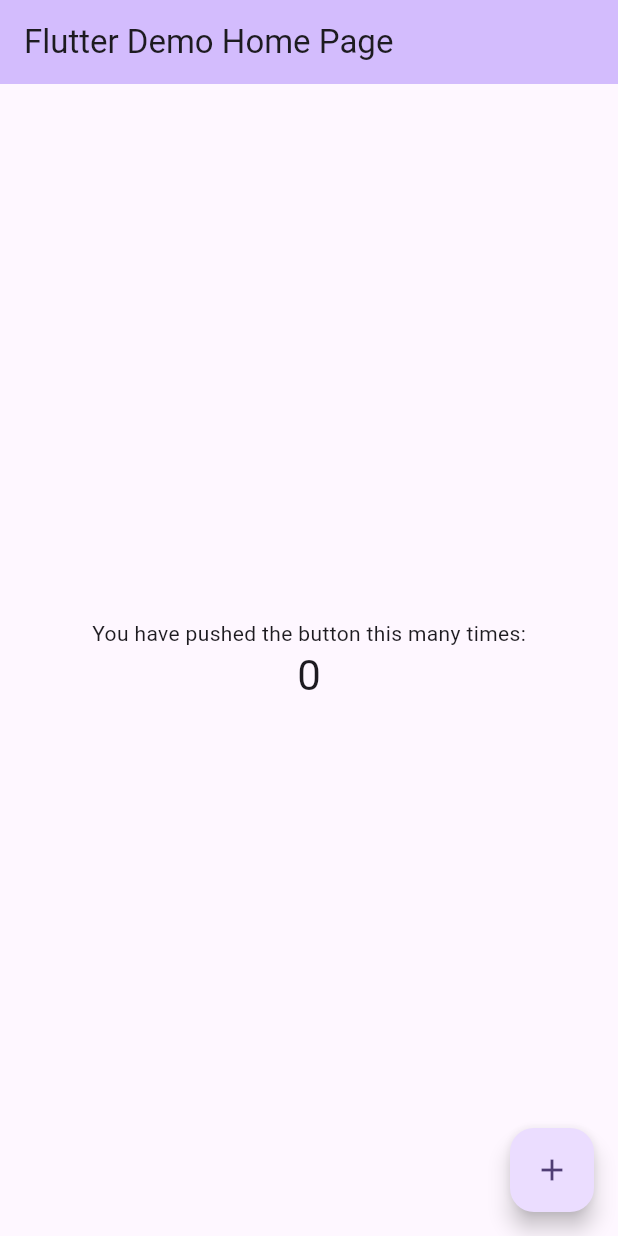
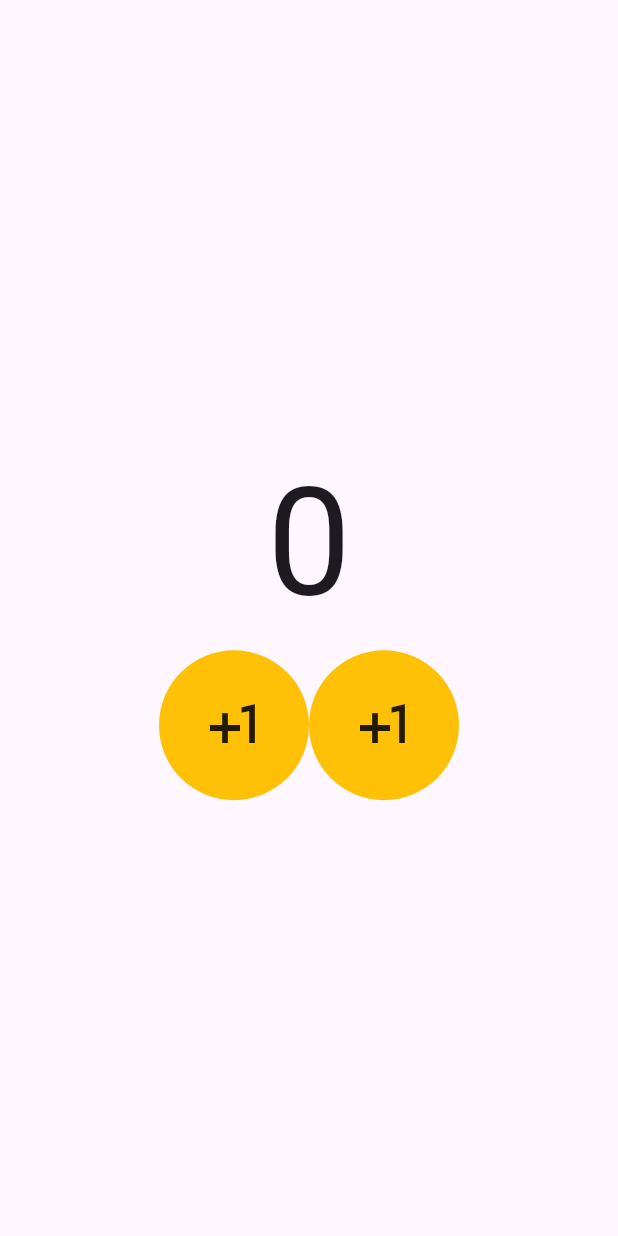
Before and after one commit to joohyelim1208/flutter-practice-1, a Flutter app: the screen it shows after launch, on a phone screen of 412 x 824 dp. Run offline on Flutter 3.47's test engine with Material 3 defaults, Android fonts, the phone set to English and light mode, and no system bars.

```diff
--- a/lib/main.dart
+++ b/lib/main.dart
@@ -1,121 +1,71 @@
 import 'package:flutter/material.dart';
+import 'package:flutter_practice_1/plus_one.dart';
 
+// stsateful widget을 배워보자
+// 깃 브랜치로 이전 파일들 push 하고 새로 시작
+// 숫자를 올리고 내리는 앱을 만들어보자
 void main() {
-  runApp(const MyApp());
+  runApp(MyApp());
 }
 
 class MyApp extends StatelessWidget {
-  const MyApp({super.key});
-
-  // This widget is the root of your application.
   @override
   Widget build(BuildContext context) {
     return MaterialApp(
-      title: 'Flutter Demo',
-      theme: ThemeData(
-        // This is the theme of your application.
-        //
-        // TRY THIS: Try running your application with "flutter run". You'll see
-        // the application has a purple toolbar. Then, without quitting the app,
-        // try changing the seedColor in the colorScheme below to Colors.green
-        // and then invoke "hot reload" (save your changes or press the "hot
-        // reload" button in a Flutter-supported IDE, or press "r" if you used
-        // the command line to start the app).
-        //
-        // Notice that the counter didn't reset back to zero; the application
-        // state is not lost during the reload. To reset the state, use hot
-        // restart instead.
-        //
-        // This works for code too, not just values: Most code changes can be
-        // tested with just a hot reload.
-        colorScheme: .fromSeed(seedColor: Colors.deepPurple),
-      ),
-      home: const MyHomePage(title: 'Flutter Demo Home Page'),
+      //
+      home: HomePage(),
     );
   }
 }
 
-class MyHomePage extends StatefulWidget {
-  const MyHomePage({super.key, required this.title});
-
-  // This widget is the home page of your application. It is stateful, meaning
-  // that it has a State object (defined below) that contains fields that affect
-  // how it looks.
-
-  // This class is the configuration for the state. It holds the values (in this
-  // case the title) provided by the parent (in this case the App widget) and
-  // used by the build method of the State. Fields in a Widget subclass are
-  // always marked "final".
-
-  final String title;
-
+// 4)StatelessWidget 이면 화면이 안바뀜
+class HomePage extends StatefulWidget {
   @override
-  State<MyHomePage> createState() => _MyHomePageState();
+  State<HomePage> createState() => _HomePageState();
 }
 
-class _MyHomePageState extends State<MyHomePage> {
-  int _counter = 0;
-
-  void _incrementCounter() {
-    setState(() {
-      // This call to setState tells the Flutter framework that something has
-      // changed in this State, which causes it to rerun the build method below
-      // so that the display can reflect the updated values. If we changed
-      // _counter without calling setState(), then the build method would not be
-      // called again, and so nothing would appear to happen.
-      _counter++;
-    });
+class _HomePageState extends State<HomePage> {
+  // 2)버튼을 누르면 숫자가 올라가게 하기. 변수값을 주고
+  int number = 0;
+  // 변수 타입, 변수명으로 넘겨줌
+  // void Function() plusNumber = () {}
+  // 위 문법이랑 같음!
+  // 함수를 변수처럼 파라미터로 전달 가능하다!!
+  void plusNumber() {
+    number++;
+    setState(() {});
   }
 
   @override
-  Widget build(BuildContext context) {
-    // This method is rerun every time setState is called, for instance as done
-    // by the _incrementCounter method above.
-    //
-    // The Flutter framework has been optimized to make rerunning build methods
-    // fast, so that you can just rebuild anything that needs updating rather
-    // than having to individually change instances of widgets.
+  Widget build(Object context) {
+    // 6) 한번만 됨
+    print("build 메서드 호출됨");
     return Scaffold(
-      appBar: AppBar(
-        // TRY THIS: Try changing the color here to a specific color (to
-        // Colors.amber, perhaps?) and trigger a hot reload to see the AppBar
-        // change color while the other colors stay the same.
-        backgroundColor: Theme.of(context).colorScheme.inversePrimary,
-        // Here we take the value from the MyHomePage object that was created by
-        // the App.build method, and use it to set our appbar title.
-        title: Text(widget.title),
-      ),
-      body: Center(
-        // Center is a layout widget. It takes a single child and positions it
-        // in the middle of the parent.
-        child: Column(
-          // Column is also a layout widget. It takes a list of children and
-          // arranges them vertically. By default, it sizes itself to fit its
-          // children horizontally, and tries to be as tall as its parent.
-          //
-          // Column has various properties to control how it sizes itself and
-          // how it positions its children. Here we use mainAxisAlignment to
-          // center the children vertically; the main axis here is the vertical
-          // axis because Columns are vertical (the cross axis would be
-          // horizontal).
-          //
-          // TRY THIS: Invoke "debug painting" (choose the "Toggle Debug Paint"
-          // action in the IDE, or press "p" in the console), to see the
-          // wireframe for each widget.
-          mainAxisAlignment: .center,
-          children: [
-            const Text('You have pushed the button this many times:'),
-            Text(
-              '$_counter',
-              style: Theme.of(context).textTheme.headlineMedium,
-            ),
-          ],
-        ),
-      ),
-      floatingActionButton: FloatingActionButton(
-        onPressed: _incrementCounter,
-        tooltip: 'Increment',
-        child: const Icon(Icons.add),
+      body: Column(
+        mainAxisAlignment: MainAxisAlignment.center,
+        children: [
+          // 위에 변수주고 꼭 변수명 가져오기!!!
+          Text("$number", style: TextStyle(fontSize: 100)),
+          Row(
+            mainAxisAlignment: MainAxisAlignment.center,
+            children: [
+              // 1)컨테이너를 위젯으로 감싸줌 버튼만들기
+              // 8) GestureDetector 위젯으로 만들고 파일로 빼줌!
+              // 10) plusClick가져옴
+              PlusOne(plusClick: plusNumber),
+              PlusOne(plusClick: plusNumber),
+              // 12) 복붙
+              /*
+              PlusOne(
+                plusClick: () {
+                  number++;
+                  setState(() {});
+                },
+              ),
+              */
+            ],
+          ),
+        ],
       ),
     );
   }
--- /dev/null
+++ b/lib/plus_one.dart
@@ -0,0 +1,41 @@
+import 'package:flutter/material.dart';
+// 변수는 홈페이지에서
+// 함수는 여기에서! 관리
+
+class PlusOne extends StatelessWidget {
+  // 앞에 const를 꼭 지워줘야!!!! 실행이 됨
+  PlusOne({super.key, required this.plusClick});
+
+  // 9) 셋스테이트 위젯에 있는걸 가져와도 아무런 변화가 없음!
+  // GestureDetector 마우스 올려보면 어떤 함수를 쓸 수 있는지 확인
+  // 함수도 변수처럼 사용이 가능하다. void Function()타입 을 써서 위에 생성자 쓰기
+  void Function() plusClick;
+
+  @override
+  Widget build(BuildContext context) {
+    return GestureDetector(
+      onTap: () {
+        // 11) 함수타입을 실행하려면 ()붙여줌. 함수를 전달해서 실행한 것.
+        plusClick();
+        /*
+        print("플러스1");
+        // 3)넘버가 1씩 증가했으면 할 때
+
+        number = number + 1;
+        print(number);
+        // 5) 이걸 써줘야 숫자가 올라가는게 보여서작동된다!!!!
+        // 7) 상태값이 바꼈으니 다시 그려달라고 하는것 build메서드에 있는걸 전부 위에서부터 다시 그림
+        //    플러터 프레임워크에 build메서드 다시 호출해서 그림을 다시 그리라고 명령하는 함수!
+        setState(() {});
+        */
+      },
+
+      child: Container(
+        width: 100,
+        height: 100,
+        decoration: BoxDecoration(color: Colors.amber, shape: BoxShape.circle),
+        child: Icon(Icons.plus_one, size: 48),
+      ),
+    );
+  }
+}
```
Also changed, not shown: 1 other file.
